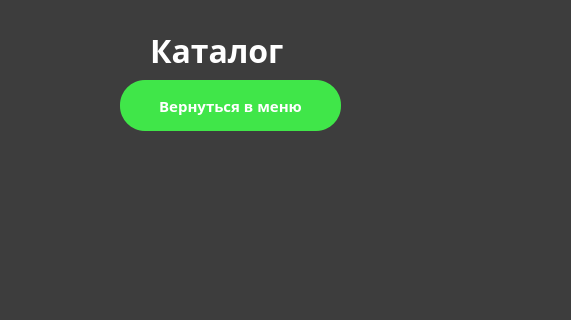
The window that JimRootShopProj/katalog.ui (masterkusok/JimRootShop) describes before a commit, drawn with Qt 5; both pictures show x 240 to 811 and y 0 to 320 of the 969 by 562 pixel window.
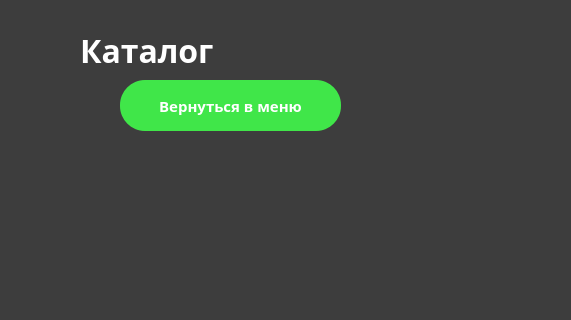
The same window after the commit.

Commit message: Небольшие изменения в дизайне

```diff
--- a/JimRootShopProj/katalog.ui
+++ b/JimRootShopProj/katalog.ui
@@ -49,9 +49,9 @@
   <widget class="QLabel" name="headerLabel">
    <property name="geometry">
     <rect>
-     <x>390</x>
+     <x>320</x>
      <y>20</y>
-     <width>341</width>
+     <width>211</width>
      <height>61</height>
     </rect>
    </property>
@@ -61,6 +61,7 @@
      <pointsize>24</pointsize>
      <weight>75</weight>
      <bold>true</bold>
+     <stylestrategy>PreferDefault</stylestrategy>
     </font>
    </property>
    <property name="text">
```
Left out of the diff: 3 changed lines with no effect on the pictures. The commit also changes 3 other files.
